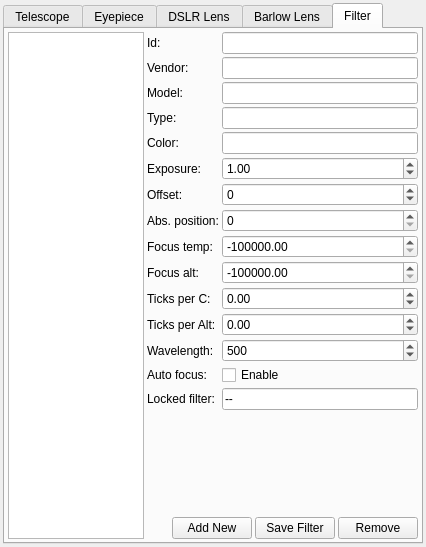
First picture: the form in kstars/oal/equipmentwriter.ui, repository KDE/kstars, before the edit.
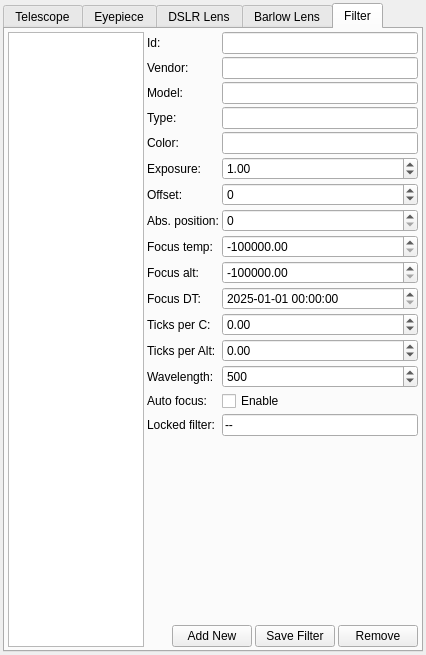
Second picture: the form after the edit. The open tabs and pages were chosen to show the change. Icons and pictures are not drawn.

```diff
--- a/kstars/oal/equipmentwriter.ui
+++ b/kstars/oal/equipmentwriter.ui
@@ -7,7 +7,7 @@
     <x>0</x>
     <y>0</y>
     <width>426</width>
-    <height>547</height>
+    <height>655</height>
    </rect>
   </property>
   <layout class="QGridLayout" name="gridLayout_3">
@@ -1095,14 +1095,14 @@
              </property>
             </widget>
            </item>
-           <item row="10" column="0">
+           <item row="11" column="0">
             <widget class="QLabel" name="label_30">
              <property name="text">
               <string>Ticks per C:</string>
              </property>
             </widget>
            </item>
-           <item row="10" column="1">
+           <item row="11" column="1">
             <widget class="QDoubleSpinBox" name="f_FocusTicksPerTemp">
              <property name="minimum">
               <double>-10000.000000000000000</double>
@@ -1112,14 +1112,14 @@
              </property>
             </widget>
            </item>
-           <item row="11" column="0">
+           <item row="12" column="0">
             <widget class="QLabel" name="label_31">
              <property name="text">
               <string>Ticks per Alt:</string>
              </property>
             </widget>
            </item>
-           <item row="11" column="1">
+           <item row="12" column="1">
             <widget class="QDoubleSpinBox" name="f_FocusTicksPerAlt">
              <property name="minimum">
               <double>-10000.000000000000000</double>
@@ -1129,35 +1129,35 @@
              </property>
             </widget>
            </item>
-           <item row="12" column="0">
+           <item row="13" column="0">
             <widget class="QLabel" name="label_23">
              <property name="text">
               <string>Wavelength:</string>
              </property>
             </widget>
            </item>
-           <item row="13" column="0">
+           <item row="14" column="0">
             <widget class="QLabel" name="label_21">
              <property name="text">
               <string>Auto focus:</string>
              </property>
             </widget>
            </item>
-           <item row="13" column="1">
+           <item row="14" column="1">
             <widget class="QCheckBox" name="f_UseAutoFocus">
              <property name="text">
               <string>Enable</string>
              </property>
             </widget>
            </item>
-           <item row="14" column="0">
+           <item row="15" column="0">
             <widget class="QLabel" name="label_20">
              <property name="text">
               <string>Locked filter:</string>
              </property>
             </widget>
            </item>
-           <item row="14" column="1">
+           <item row="15" column="1">
             <widget class="QLineEdit" name="f_LockedFilter">
              <property name="text">
               <string>--</string>
@@ -1190,7 +1190,7 @@
              </property>
             </widget>
            </item>
-           <item row="12" column="1">
+           <item row="13" column="1">
             <widget class="QDoubleSpinBox" name="f_Wavelength">
              <property name="decimals">
               <number>0</number>
@@ -1206,6 +1206,60 @@
              </property>
             </widget>
            </item>
+           <item row="10" column="0">
+            <widget class="QLabel" name="label_27">
+             <property name="text">
+              <string>Focus DT:</string>
+             </property>
+            </widget>
+           </item>
+           <item row="10" column="1">
+            <widget class="QDateTimeEdit" name="f_FocusDatetime">
+             <property name="dateTime">
+              <datetime>
+               <hour>0</hour>
+               <minute>0</minute>
+               <second>0</second>
+               <year>2025</year>
+               <month>1</month>
+               <day>1</day>
+              </datetime>
+             </property>
+             <property name="maximumDateTime">
+              <datetime>
+               <hour>0</hour>
+               <minute>0</minute>
+               <second>0</second>
+               <year>2100</year>
+               <month>1</month>
+               <day>1</day>
+              </datetime>
+             </property>
+             <property name="minimumDateTime">
+              <datetime>
+               <hour>0</hour>
+               <minute>0</minute>
+               <second>0</second>
+               <year>2025</year>
+               <month>1</month>
+               <day>1</day>
+              </datetime>
+             </property>
+             <property name="minimumDate">
+              <date>
+               <year>2025</year>
+               <month>1</month>
+               <day>1</day>
+              </date>
+             </property>
+             <property name="displayFormat">
+              <string>yyyy-MM-dd hh:mm:ss</string>
+             </property>
+             <property name="calendarPopup">
+              <bool>false</bool>
+             </property>
+            </widget>
+           </item>
           </layout>
          </item>
          <item>
```
Left out of the diff: 20 changed lines with no effect on the pictures.
